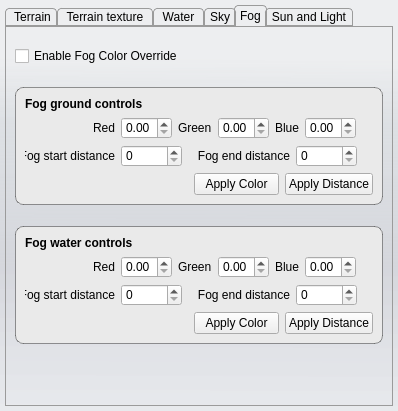
Qt form bin/data/ui/environment_editor.ui (realXtend/tundra) before a commit.
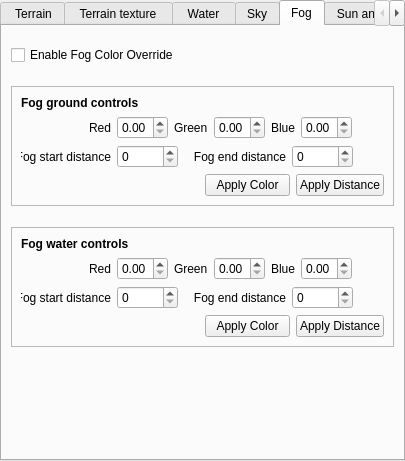
The same form after that commit. The open tabs and pages were chosen to show the change.

```diff
--- a/bin/data/ui/environment_editor.ui
+++ b/bin/data/ui/environment_editor.ui
@@ -6,8 +6,8 @@
    <rect>
     <x>0</x>
     <y>0</y>
-    <width>398</width>
-    <height>411</height>
+    <width>405</width>
+    <height>425</height>
    </rect>
   </property>
   <property name="minimumSize">
@@ -20,86 +20,7 @@
    <string>Environment Editor</string>
   </property>
   <property name="styleSheet">
-   <string notr="true">/* Containers */
-QWidget#EnvironmentEditor {
-	background-color: none;
-}
-
-QFrame#MainFrame {
-	background-color: qlineargradient(spread:pad, x1:0.006, y1:0, x2:0, y2:1, stop:0.142045 rgba(229, 234, 243, 50), stop:0.295455 rgba(209, 215, 221, 150), stop:0.65 rgba(179, 183, 196, 110), stop:1 rgba(222, 227, 236, 100));
-	padding: 5px;
-}
-
-QGroupBox {
-     border: 0px solid rgba(0,0,0,100);
-     border-radius: 5px;
-     margin-top: 2ex; /* leave space at the top for the title */
-}
-
-QGroupBox::title {
-	padding: 0 3px;
-	subcontrol-origin: margin;
-}
-
- QTabWidget::pane { /* The tab widget frame */
-	border: 1px solid #9B9B9B;
- }
-
- QTabWidget::tab-bar {
-    /* left: 5px;   move to the right by 5px */
- }
-
- /* Style the tab using the tab sub-control. Note that
-     it reads QTabBar _not_ QTabWidget */
- QTabBar::tab {
-     background: qlineargradient(x1: 0, y1: 0, x2: 0, y2: 1,
-                                 stop: 0 #E1E1E1, stop: 0.4 #DDDDDD,
-                                 stop: 0.5 #D8D8D8, stop: 1.0 #D3D3D3);
-     border: 1px solid #9B9B9B;
-     border-top-left-radius: 4px;
-     border-top-right-radius: 4px;
-     min-width: 10ex;
-     padding: 1px;
-     padding-right: 5px;
-     padding-left: 5px;
- }
-
- QTabBar::tab:selected, QTabBar::tab:hover {
-     background: qlineargradient(x1: 0, y1: 0, x2: 0, y2: 1,
-                                 stop: 0 #fafafa, stop: 0.4 #f4f4f4,
-                                 stop: 0.5 #e7e7e7, stop: 1.0 #fafafa);
- }
-
- QTabBar::tab:selected {
-     border-color: #9B9B9B;
-     border-bottom: 0px;
- }
-
- QTabBar::tab:!selected {
-     margin-top: 3px; /* make non-selected tabs look smaller */
- }
-
- /* make use of negative margins for overlapping tabs */
- QTabBar::tab:selected {
-     /* expand/overlap to the left and right by 4px */
-     margin-left: -2px;
-     margin-right: -2px;
- }
-
-QTabBar::tab:first {
-	padding-left: 5px;
-}
- QTabBar::tab:first:selected {
-     margin-left: 0; /* the first selected tab has nothing to overlap with on the left */
- }
-
- QTabBar::tab:last:selected {
-     margin-right: 0; /* the last selected tab has nothing to overlap with on the right */
- }
-
- QTabBar::tab:only-one {
-     margin: 0; /* if there is only one tab, we don't want overlapping margins */
- }</string>
+   <string notr="true"/>
   </property>
   <layout class="QVBoxLayout" name="verticalLayout_2">
    <property name="margin">
@@ -1208,11 +1129,7 @@
               <item>
                <widget class="QFrame" name="ground_controls">
                 <property name="styleSheet">
-                 <string notr="true">QFrame#ground_controls { 
-	background-color: rgb(234, 234, 234);
-	border: 1px solid rgba(0,0,0,100);
-	border-radius: 8px;
-}</string>
+                 <string notr="true"/>
                 </property>
                 <property name="frameShape">
                  <enum>QFrame::StyledPanel</enum>
@@ -1464,11 +1381,7 @@
               <item>
                <widget class="QFrame" name="water_controls">
                 <property name="styleSheet">
-                 <string notr="true">QFrame#water_controls { 
-	background-color: rgb(234, 234, 234);
-	border: 1px solid rgba(0,0,0,100);
-	border-radius: 8px;
-}</string>
+                 <string notr="true"/>
                 </property>
                 <property name="frameShape">
                  <enum>QFrame::StyledPanel</enum>
```
Left out of the diff: 17 changed lines with no effect on the pictures.
